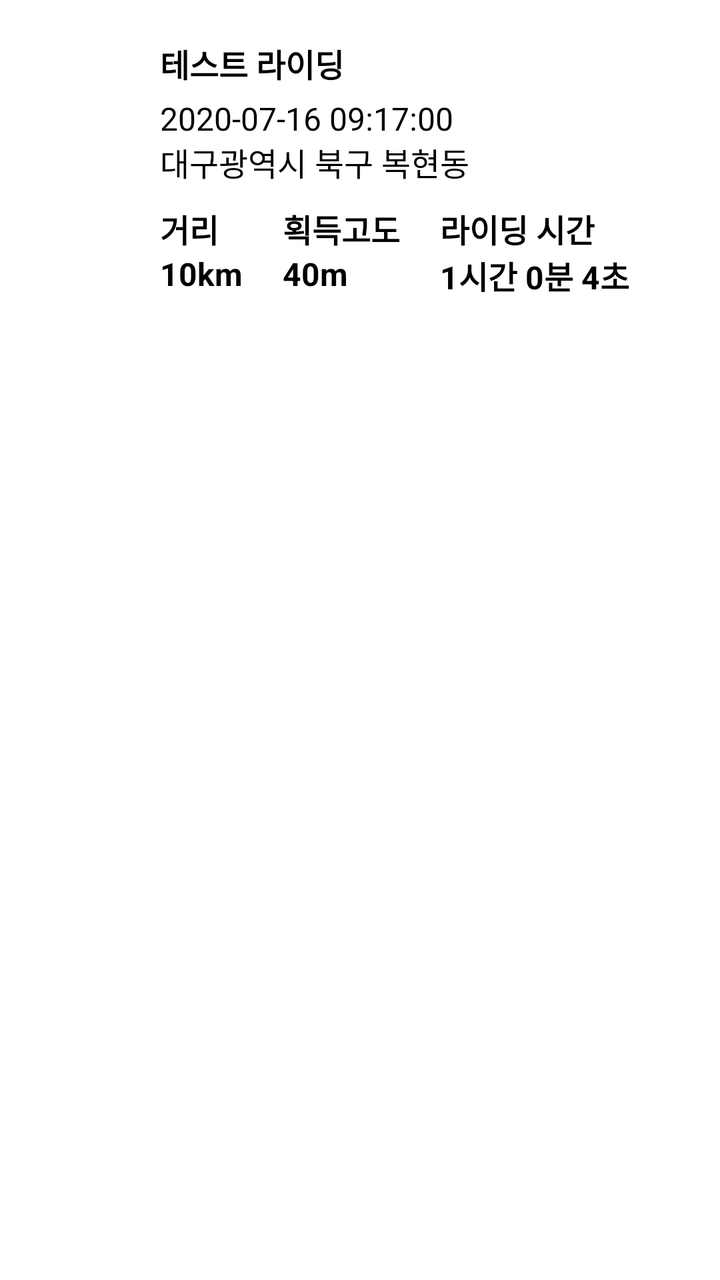
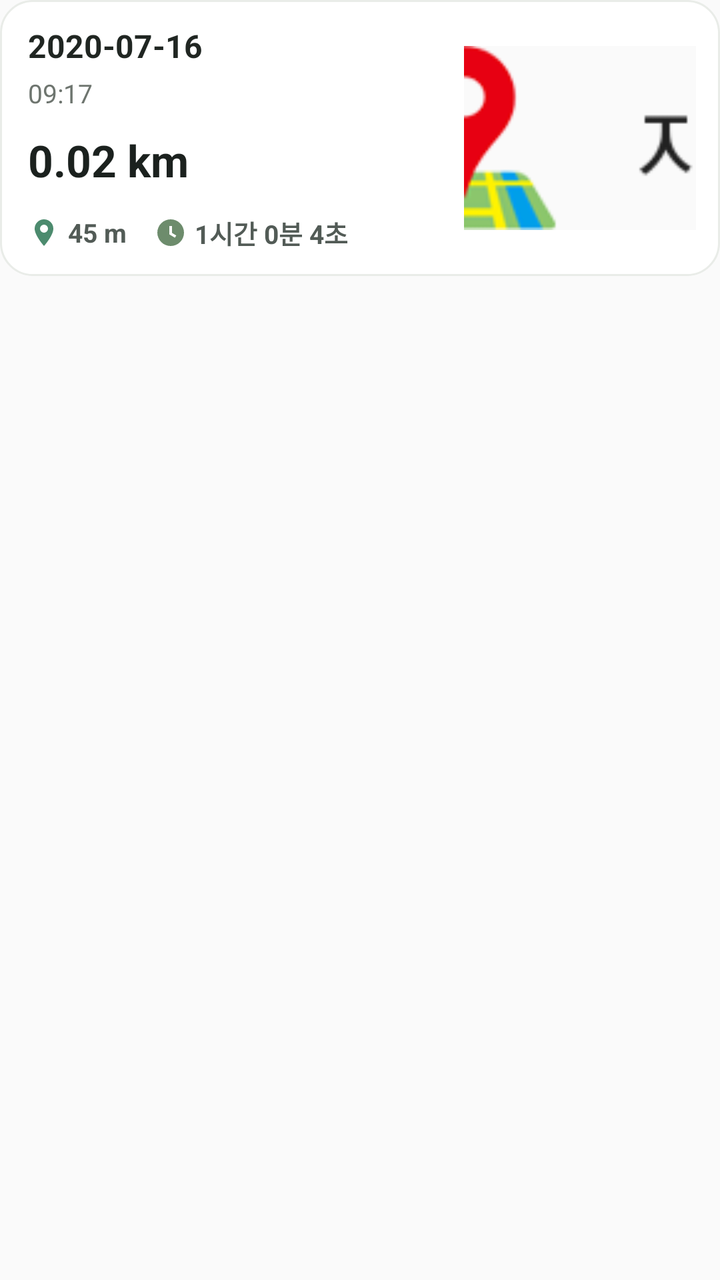

The first picture is an Android layout as it rendered before a commit; the second is the same layout after the commit. The layout source and the unified diff follow.
<!-- AndroidManifest.xml: application theme AppTheme -->
<!-- res/layout/myreport_item.xml -->
<?xml version="1.0" encoding="utf-8"?>
<androidx.constraintlayout.widget.ConstraintLayout
    xmlns:android="http://schemas.android.com/apk/res/android"
    xmlns:app="http://schemas.android.com/apk/res-auto"
    xmlns:tools="http://schemas.android.com/tools"
    android:orientation="horizontal"
    android:layout_width="match_parent"
    android:layout_height="wrap_content"
    android:padding="20dp"
    android:layout_marginBottom="8dp"
    android:background="@android:color/white">

    <LinearLayout
        android:id="@+id/viewClick"
        android:layout_width="wrap_content"
        android:layout_height="wrap_content"
        android:layout_weight="1"
        android:gravity="center_vertical"
        android:orientation="vertical"
        tools:ignore="MissingConstraints">

        <LinearLayout
            android:layout_width="wrap_content"
            android:layout_height="match_parent"
            android:orientation="horizontal">


            <ImageView
                android:id="@+id/myimage"
                android:layout_width="50dp"
                android:layout_height="50dp"
                android:layout_weight="1"
                app:srcCompat="@drawable/end_bt" />

            <TextView
                android:id="@+id/record_name"
                android:layout_width="wrap_content"
                android:layout_height="wrap_content"
                android:includeFontPadding="false"
                android:text="테스트 라이딩"
                android:layout_marginLeft="10dp"
                android:textColor="#000"
                android:textStyle="bold"
                android:textSize="16sp" />
    </LinearLayout>
        <LinearLayout
            android:layout_width="wrap_content"
            android:layout_height="wrap_content"
            android:orientation="vertical"
            android:layout_gravity="left"
            android:layout_marginTop="-20dp"
            android:layout_marginLeft="60dp">
            <TextView
                android:id="@+id/record_date"
                android:layout_width="wrap_content"
                android:layout_height="wrap_content"
                android:includeFontPadding="false"
                android:text="2020-07-16 09:17:00"
                android:textColor="#000"
                android:textSize="16sp" />
            <TextView
                android:id="@+id/record_adress"
                android:layout_width="wrap_content"
                android:layout_height="wrap_content"
                android:includeFontPadding="false"
                android:text="대구광역시 북구 복현동"
                android:textColor="#000"
                android:textSize="16sp" />
        </LinearLayout>

        <GridLayout
            android:id="@+id/speed_pre"
            android:layout_width="wrap_content"
            android:layout_height="wrap_content"
            android:columnCount="4"
            android:gravity="center"
            android:orientation="horizontal"
            android:verticalSpacing="30dp"
            android:layout_marginTop="10dp"
            android:layout_marginLeft="60dp"
            tools:ignore="MissingConstraints">

            <LinearLayout
                android:layout_width="wrap_content"
                android:layout_height="wrap_content"
                android:orientation="vertical">
                <TextView
                    android:layout_width="match_parent"
                    android:layout_height="wrap_content"
                    android:gravity="left"
                    android:text="거리"
                    android:textColor="#000"
                    android:textStyle="bold"
                    android:textSize="16dp" />

                <TextView
                    android:id="@+id/my_dis"
                    android:layout_width="match_parent"
                    android:layout_height="wrap_content"
                    android:gravity="center"
                    android:text="10km"
                    android:textStyle="bold"
                    android:textColor="#000"
                    android:textSize="16dp" />
            </LinearLayout>

            <LinearLayout
                android:layout_width="wrap_content"
                android:layout_height="wrap_content"
                android:layout_marginLeft="20dp"
                android:orientation="vertical">

                <TextView
                    android:layout_width="wrap_content"
                    android:layout_height="wrap_content"
                    android:gravity="left"
                    android:text="획득고도"
                    android:textColor="#000"
                    android:textStyle="bold"
                    android:textSize="16dp" />

                <TextView
                    android:id="@+id/my_get"
                    android:layout_width="wrap_content"
                    android:layout_height="wrap_content"
                    android:gravity="right"
                    android:text="40m"
                    android:textStyle="bold"
                    android:textColor="#000"
                    android:textSize="16dp" />
            </LinearLayout>

            <LinearLayout
                android:layout_width="wrap_content"
                android:layout_height="wrap_content"
                android:layout_marginLeft="20dp"
                android:orientation="vertical">

                <TextView
                    android:layout_width="wrap_content"
                    android:layout_height="wrap_content"
                    android:gravity="left"
                    android:text="라이딩 시간"
                    android:textStyle="bold"
                    android:textColor="#000"
                    android:textSize="16dp" />

                <TextView
                    android:id="@+id/my_time"
                    android:layout_width="wrap_content"
                    android:layout_height="wrap_content"
                    android:gravity="right"
                    android:textStyle="bold"
                    android:text="1시간 0분 4초"
                    android:textColor="#000"
                    android:textSize="16dp" />
            </LinearLayout>
        </GridLayout>
</LinearLayout>
</androidx.constraintlayout.widget.ConstraintLayout>
<!-- resources referenced by this layout -->
<resources>
  <!-- drawable end_bt: png bitmap (drawable, 6791 bytes) -->
  <style name="AppTheme" parent="Theme.AppCompat.Light.DarkActionBar">
          
          <item name="colorPrimary">@color/colorPrimary</item>
          <item name="colorPrimaryDark">@color/colorPrimaryDark</item>
          <item name="colorAccent">@color/colorAccent</item>
      </style>
  <color name="colorPrimary">#181818</color>
  <color name="colorPrimaryDark">#181818</color>
  <color name="colorAccent">#03DAC5</color>
</resources>

<!-- the commit's change to res/layout/myreport_item.xml (unified diff, before → after) -->
@@ -1,160 +1,148 @@
 <?xml version="1.0" encoding="utf-8"?>
-<androidx.constraintlayout.widget.ConstraintLayout
-    xmlns:android="http://schemas.android.com/apk/res/android"
+<LinearLayout xmlns:android="http://schemas.android.com/apk/res/android"
     xmlns:app="http://schemas.android.com/apk/res-auto"
     xmlns:tools="http://schemas.android.com/tools"
-    android:orientation="horizontal"
     android:layout_width="match_parent"
     android:layout_height="wrap_content"
-    android:padding="20dp"
-    android:layout_marginBottom="8dp"
-    android:background="@android:color/white">
+    android:orientation="vertical"
+    android:paddingBottom="12dp">
 
-    <LinearLayout
-        android:id="@+id/viewClick"
+    <TextView
+        android:id="@+id/record_recent_label"
         android:layout_width="wrap_content"
         android:layout_height="wrap_content"
-        android:layout_weight="1"
-        android:gravity="center_vertical"
-        android:orientation="vertical"
-        tools:ignore="MissingConstraints">
+        android:layout_marginStart="6dp"
+        android:layout_marginBottom="10dp"
+        android:text="2020-07-16 09:17"
+        android:textColor="#646C67"
+        android:textSize="13sp"
+        android:visibility="gone"
+        tools:visibility="visible" />
+
+    <TextView
+        android:id="@+id/record_section_label"
+        android:layout_width="wrap_content"
+        android:layout_height="wrap_content"
+        android:layout_marginStart="6dp"
+        android:layout_marginBottom="10dp"
+        android:text="이전 기록"
+        android:textColor="#646C67"
+        android:textSize="13sp"
+        android:textStyle="bold"
+        android:visibility="gone"
+        tools:visibility="visible" />
+
+    <androidx.constraintlayout.widget.ConstraintLayout
+        android:id="@+id/viewClick"
+        android:layout_width="match_parent"
+        android:layout_height="wrap_content"
+        android:background="@drawable/record_card_bg"
+        android:clickable="true"
+        android:focusable="true"
+        android:paddingStart="14dp"
+        android:paddingTop="12dp"
+        android:paddingEnd="12dp"
+        android:paddingBottom="12dp">
+
+        <TextView
+            android:id="@+id/record_name"
+            android:layout_width="0dp"
+            android:layout_height="wrap_content"
+            android:text="2020-07-16"
+            android:textColor="#202622"
+            android:textSize="16sp"
+            android:textStyle="bold"
+            app:layout_constraintEnd_toStartOf="@+id/myimage"
+            app:layout_constraintStart_toStartOf="parent"
+            app:layout_constraintTop_toTopOf="parent" />
+
+        <TextView
+            android:id="@+id/record_date"
+            android:layout_width="0dp"
+            android:layout_height="wrap_content"
+            android:layout_marginTop="4dp"
+            android:text="09:17"
+            android:textColor="#6E756F"
+            android:textSize="13sp"
+            app:layout_constraintEnd_toStartOf="@+id/myimage"
+            app:layout_constraintStart_toStartOf="parent"
+            app:layout_constraintTop_toBottomOf="@+id/record_name" />
+
+        <TextView
+            android:id="@+id/my_dis"
+            android:layout_width="0dp"
+            android:layout_height="wrap_content"
+            android:layout_marginTop="10dp"
+            android:text="0.02 km"
+            android:textColor="#1B211E"
+            android:textSize="22sp"
+            android:textStyle="bold"
+            app:layout_constraintEnd_toStartOf="@+id/myimage"
+            app:layout_constraintStart_toStartOf="parent"
+            app:layout_constraintTop_toBottomOf="@+id/record_date" />
 
         <LinearLayout
-            android:layout_width="wrap_content"
-            android:layout_height="match_parent"
-            android:orientation="horizontal">
-
+            android:id="@+id/meta_row"
+            android:layout_width="0dp"
+            android:layout_height="wrap_content"
+            android:layout_marginTop="12dp"
+            android:gravity="center_vertical"
+            android:orientation="horizontal"
+            app:layout_constraintEnd_toStartOf="@+id/myimage"
+            app:layout_constraintStart_toStartOf="parent"
+            app:layout_constraintTop_toBottomOf="@+id/my_dis">
 
             <ImageView
-                android:id="@+id/myimage"
-                android:layout_width="50dp"
-                android:layout_height="50dp"
-                android:layout_weight="1"
-                app:srcCompat="@drawable/end_bt" />
+                android:layout_width="16dp"
+                android:layout_height="16dp"
+                android:src="@drawable/riding_ic_pin" />
 
             <TextView
-                android:id="@+id/record_name"
+                android:id="@+id/my_get"
                 android:layout_width="wrap_content"
                 android:layout_height="wrap_content"
-                android:includeFontPadding="false"
-                android:text="테스트 라이딩"
-                android:layout_marginLeft="10dp"
-                android:textColor="#000"
-                android:textStyle="bold"
-                android:textSize="16sp" />
-    </LinearLayout>
-        <LinearLayout
-            android:layout_width="wrap_content"
-            android:layout_height="wrap_content"
-            android:orientation="vertical"
-            android:layout_gravity="left"
-            android:layout_marginTop="-20dp"
-            android:layout_marginLeft="60dp">
+                android:layout_marginStart="4dp"
+                android:text="45 m"
+                android:textColor="#525B56"
+                android:textSize="13sp"
+                android:textStyle="bold" />
+
+            <ImageView
+                android:layout_width="16dp"
+                android:layout_height="16dp"
+                android:layout_marginStart="14dp"
+                android:src="@drawable/riding_ic_clock" />
+
             <TextView
-                android:id="@+id/record_date"
+                android:id="@+id/my_time"
                 android:layout_width="wrap_content"
                 android:layout_height="wrap_content"
-                android:includeFontPadding="false"
-                android:text="2020-07-16 09:17:00"
-                android:textColor="#000"
-                android:textSize="16sp" />
-            <TextView
-                android:id="@+id/record_adress"
-                android:layout_width="wrap_content"
-                android:layout_height="wrap_content"
-                android:includeFontPadding="false"
-                android:text="대구광역시 북구 복현동"
-                android:textColor="#000"
-                android:textSize="16sp" />
+                android:layout_marginStart="4dp"
+                android:text="1시간 0분 4초"
+                android:textColor="#525B56"
+                android:textSize="13sp"
+                android:textStyle="bold" />
         </LinearLayout>
 
-        <GridLayout
-            android:id="@+id/speed_pre"
-            android:layout_width="wrap_content"
+        <TextView
+            android:id="@+id/record_adress"
+            android:layout_width="0dp"
             android:layout_height="wrap_content"
-            android:columnCount="4"
-            android:gravity="center"
-            android:orientation="horizontal"
-            android:verticalSpacing="30dp"
-            android:layout_marginTop="10dp"
-            android:layout_marginLeft="60dp"
-            tools:ignore="MissingConstraints">
+            android:visibility="gone"
+            app:layout_constraintStart_toStartOf="parent"
+            app:layout_constraintTop_toBottomOf="@id/meta_row" />
 
-            <LinearLayout
-                android:layout_width="wrap_content"
-                android:layout_height="wrap_content"
-                android:orientation="vertical">
-                <TextView
-                    android:layout_width="match_parent"
-                    android:layout_height="wrap_content"
-                    android:gravity="left"
-                    android:text="거리"
-                    android:textColor="#000"
-                    android:textStyle="bold"
-                    android:textSize="16dp" />
+        <ImageView
+            android:id="@+id/myimage"
+            android:layout_width="116dp"
+            android:layout_height="92dp"
+            android:background="@drawable/record_thumb_bg"
+            android:scaleType="centerCrop"
+            android:src="@drawable/tap_map"
+            app:layout_constraintBottom_toBottomOf="parent"
+            app:layout_constraintEnd_toEndOf="parent"
+            app:layout_constraintTop_toTopOf="parent" />
 
-                <TextView
-                    android:id="@+id/my_dis"
-                    android:layout_width="match_parent"
-                    android:layout_height="wrap_content"
-                    android:gravity="center"
-                    android:text="10km"
-                    android:textStyle="bold"
-                    android:textColor="#000"
-                    android:textSize="16dp" />
-            </LinearLayout>
+    </androidx.constraintlayout.widget.ConstraintLayout>
 
-            <LinearLayout
-                android:layout_width="wrap_content"
-                android:layout_height="wrap_content"
-                android:layout_marginLeft="20dp"
-                android:orientation="vertical">
-
-                <TextView
-                    android:layout_width="wrap_content"
-                    android:layout_height="wrap_content"
-                    android:gravity="left"
-                    android:text="획득고도"
-                    android:textColor="#000"
-                    android:textStyle="bold"
-                    android:textSize="16dp" />
-
-                <TextView
-                    android:id="@+id/my_get"
-                    android:layout_width="wrap_content"
-                    android:layout_height="wrap_content"
-                    android:gravity="right"
-                    android:text="40m"
-                    android:textStyle="bold"
-                    android:textColor="#000"
-                    android:textSize="16dp" />
-            </LinearLayout>
-
-            <LinearLayout
-                android:layout_width="wrap_content"
-                android:layout_height="wrap_content"
-                android:layout_marginLeft="20dp"
-                android:orientation="vertical">
-
-                <TextView
-                    android:layout_width="wrap_content"
-                    android:layout_height="wrap_content"
-                    android:gravity="left"
-                    android:text="라이딩 시간"
-                    android:textStyle="bold"
-                    android:textColor="#000"
-                    android:textSize="16dp" />
-
-                <TextView
-                    android:id="@+id/my_time"
-                    android:layout_width="wrap_content"
-                    android:layout_height="wrap_content"
-                    android:gravity="right"
-                    android:textStyle="bold"
-                    android:text="1시간 0분 4초"
-                    android:textColor="#000"
-                    android:textSize="16dp" />
-            </LinearLayout>
-        </GridLayout>
 </LinearLayout>
-</androidx.constraintlayout.widget.ConstraintLayout>
<!-- resource entries referenced after the edit -->
@@ -1,6 +1,41 @@
 <!-- resources referenced by this layout -->
 <resources>
-  <!-- drawable end_bt: png bitmap (drawable, 6791 bytes) -->
+  <!-- drawable record_card_bg (drawable) -->
+  <?xml version="1.0" encoding="utf-8"?>
+  <shape xmlns:android="http://schemas.android.com/apk/res/android">
+      <solid android:color="#FFFFFF" />
+      <corners android:radius="16dp" />
+      <stroke
+          android:width="1dp"
+          android:color="#E9ECE8" />
+  </shape>
+  <!-- drawable record_thumb_bg (drawable) -->
+  <?xml version="1.0" encoding="utf-8"?>
+  <shape xmlns:android="http://schemas.android.com/apk/res/android">
+      <solid android:color="#F4F7F4" />
+      <corners android:radius="14dp" />
+  </shape>
+  <!-- drawable riding_ic_clock (drawable) -->
+  <vector xmlns:android="http://schemas.android.com/apk/res/android"
+      android:width="20dp"
+      android:height="20dp"
+      android:viewportWidth="24"
+      android:viewportHeight="24">
+      <path
+          android:fillColor="#6D8C6C"
+          android:pathData="M12,2a10,10 0,1 0,0 20,10 10,0 0,0 0,-20zM11,7h2v5.2l3.2,1.9 -1,1.7L11,13.3V7z" />
+  </vector>
+  <!-- drawable riding_ic_pin (drawable) -->
+  <vector xmlns:android="http://schemas.android.com/apk/res/android"
+      android:width="20dp"
+      android:height="20dp"
+      android:viewportWidth="24"
+      android:viewportHeight="24">
+      <path
+          android:fillColor="#4C8B6E"
+          android:pathData="M12,2a7,7 0,0 0,-7 7c0,5.2 7,13 7,13s7,-7.8 7,-13a7,7 0,0 0,-7 -7zM12,12a3,3 0,1 1,0 -6,3 3,0 0,1 0,6z" />
+  </vector>
+  <!-- drawable tap_map: png bitmap (drawable, 9988 bytes) -->
   <style name="AppTheme" parent="Theme.AppCompat.Light.DarkActionBar">
           
           <item name="colorPrimary">@color/colorPrimary</item>
